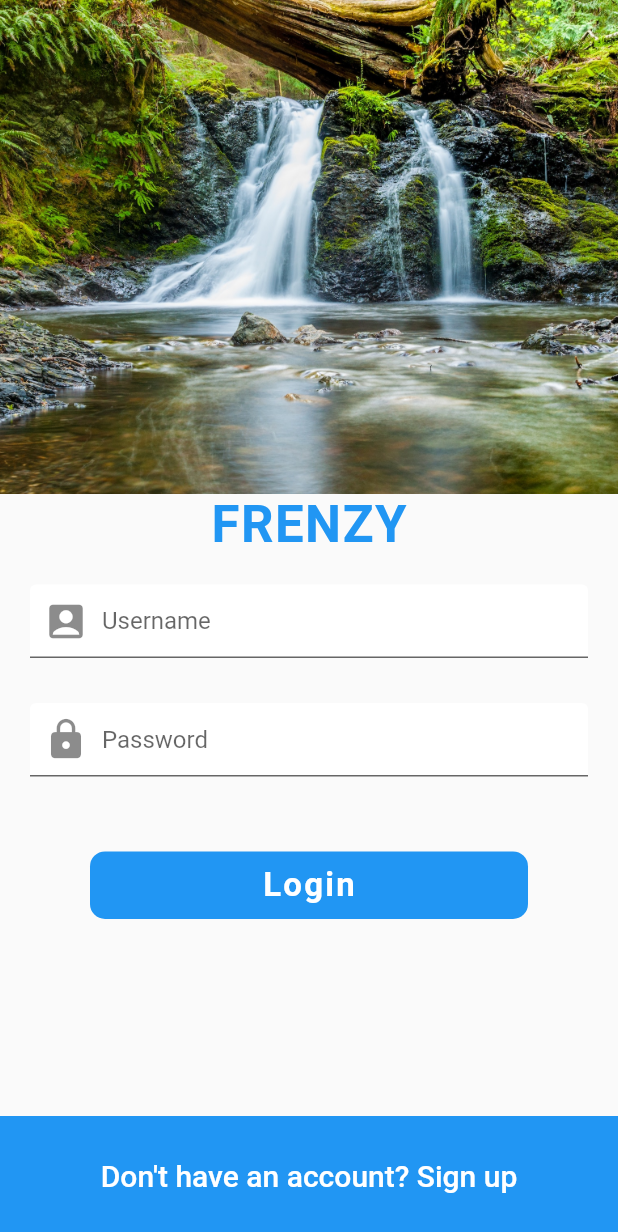
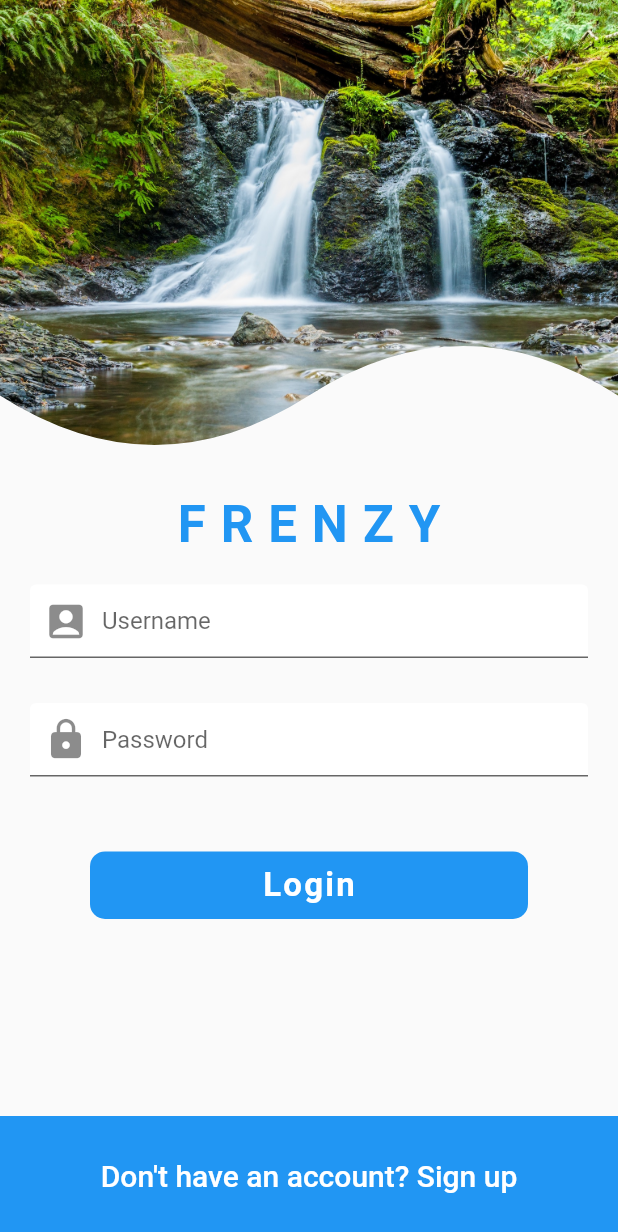
Before and after one commit to sssloba/social_media_app_flutter, a Flutter app: the screen it shows after launch, on a phone screen of 412 x 824 dp. Shown: the top 1232 px of the screen. Run offline on Flutter 3.47's test engine with Material 2 defaults, Android fonts, the phone set to English and light mode, and no system bars.

Commit message:
image-curve-clipper

```diff
--- a/lib/screens/login_screen.dart
+++ b/lib/screens/login_screen.dart
@@ -1,4 +1,5 @@
 import 'package:flutter/material.dart';
+import 'package:flutter_social_ui/widgets/curve_clipper.dart';
 
 class LoginScreen extends StatefulWidget {
   const LoginScreen({Key key}) : super(key: key);
@@ -16,11 +17,14 @@ class _LoginScreenState extends State<LoginScreen> {
           height: MediaQuery.of(context).size.height,
           child: Column(
             children: <Widget>[
-              Image(
-                height: MediaQuery.of(context).size.height / 2.5,
-                width: double.infinity,
-                image: const AssetImage('assets/images/login_background.jpg'),
-                fit: BoxFit.cover,
+              ClipPath(
+                clipper: CurveClipper(),
+                child: Image(
+                  height: MediaQuery.of(context).size.height / 2.5,
+                  width: double.infinity,
+                  image: const AssetImage('assets/images/login_background.jpg'),
+                  fit: BoxFit.cover,
+                ),
               ),
               Text(
                 'FRENZY',
@@ -28,7 +32,7 @@ class _LoginScreenState extends State<LoginScreen> {
                   color: Theme.of(context).primaryColor,
                   fontSize: 34.0,
                   fontWeight: FontWeight.bold,
-                  letterSpacing: 1.0,
+                  letterSpacing: 10.0,
                 ),
               ),
               const SizedBox(height: 10.0),
--- /dev/null
+++ b/lib/widgets/curve_clipper.dart
@@ -0,0 +1,34 @@
+import 'package:flutter/material.dart';
+
+class CurveClipper extends CustomClipper<Path> {
+  @override
+  Path getClip(Size size) {
+    Path path = Path();
+    path.lineTo(0, 4 * size.height / 5);
+    Offset curvePoint1 = Offset(size.width / 4, size.height);
+    Offset centerPoint = Offset(size.width / 2, 4 * size.height / 5);
+    path.quadraticBezierTo(
+      curvePoint1.dx,
+      curvePoint1.dy,
+      centerPoint.dx,
+      centerPoint.dy,
+    );
+    Offset curvePoint2 = Offset(3 * size.width / 4, 3 * size.height / 5);
+    Offset endPoint = Offset(size.width, 4 * size.height / 5);
+    path.quadraticBezierTo(
+      curvePoint2.dx,
+      curvePoint2.dy,
+      endPoint.dx,
+      endPoint.dy,
+    );
+    path.lineTo(size.width, 0);
+
+    path.close();
+    return path;
+  }
+
+  @override
+  bool shouldReclip(covariant CustomClipper<Path> oldClipper) {
+    return false;
+  }
+}
```
